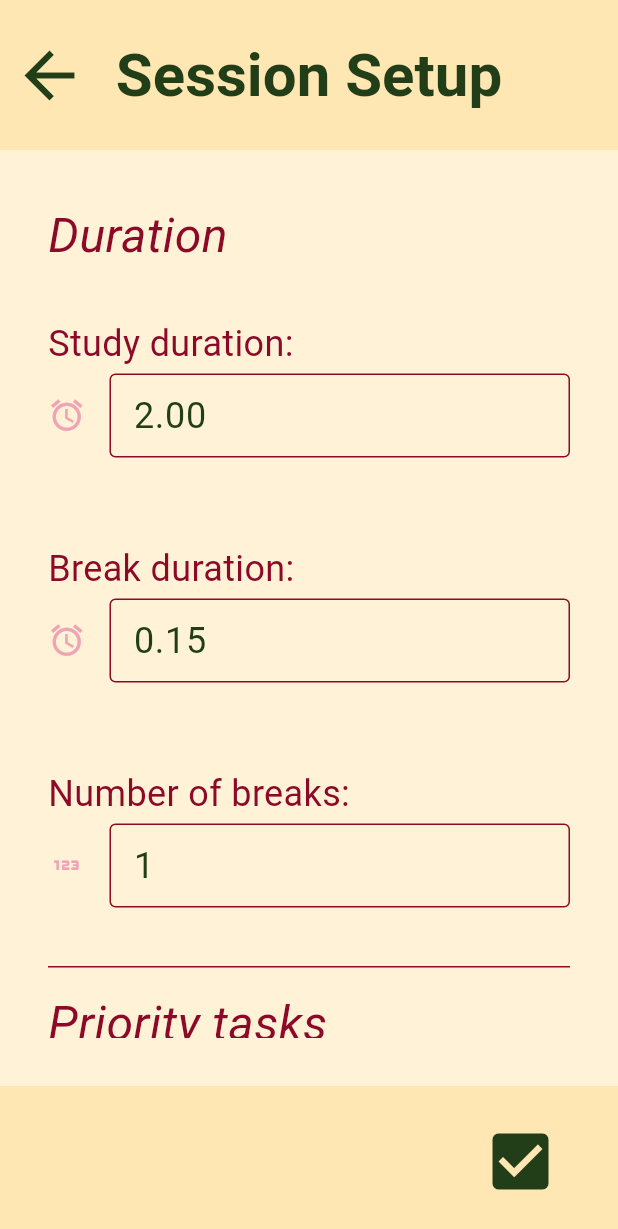
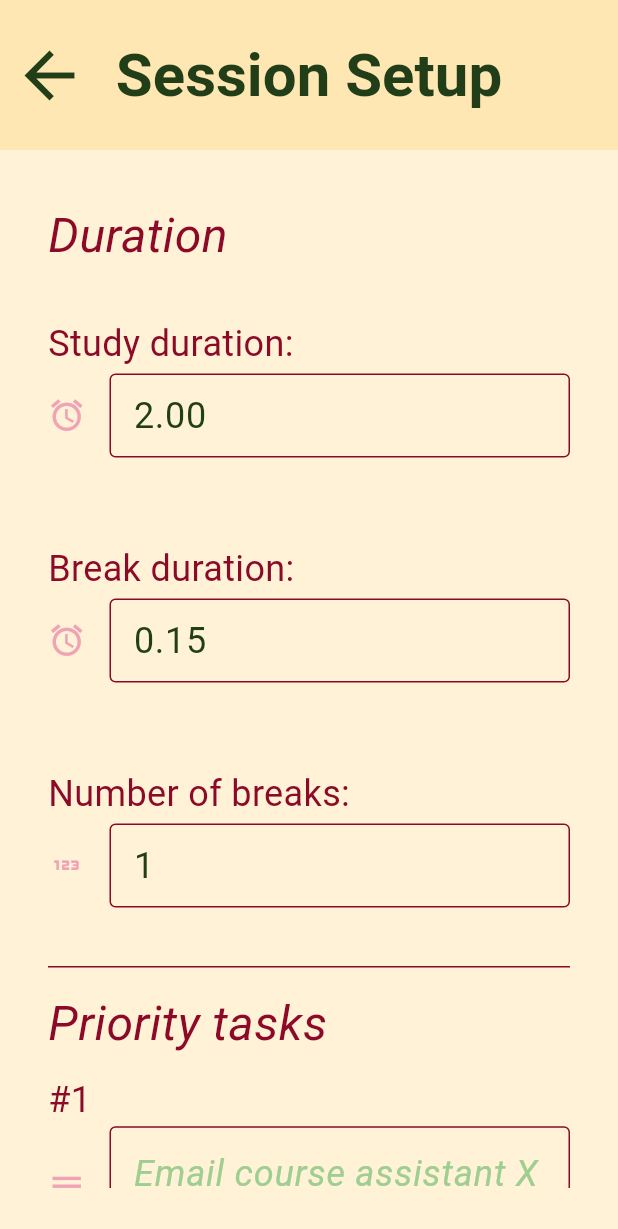
Before and after one commit to Etex99/procrastinot_prototype, a Flutter app: the screen it shows after launch, after a tap on "Start a study session!", on a phone screen of 412 x 824 dp. Shown: the top 1229 px of the screen. Run offline on Flutter 3.47's test engine with Material 3 defaults, Android fonts, the phone set to English and light mode, and no system bars; our stand-ins replace shared_preferences.

Commit message:
session setup form can be submitted

```diff
--- a/lib/components/input_fields.dart
+++ b/lib/components/input_fields.dart
@@ -1,19 +1,18 @@
 import 'package:flutter/material.dart';
 import 'package:procrastinot_prototype/resources/theme.dart';
-import 'package:procrastinot_prototype/storage/internal_storage.dart';
 
 class SelectTimeField extends StatelessWidget {
   final String labelText;
   final String hintText;
   final TextEditingController controller;
-  final String savePropertyName;
+  final Function(String s) valueChanged;
 
   const SelectTimeField(
       {super.key,
       required this.labelText,
       required this.hintText,
       required this.controller,
-      this.savePropertyName = ''});
+      required this.valueChanged});
 
   @override
   Widget build(BuildContext context) {
@@ -36,10 +35,7 @@ class SelectTimeField extends StatelessWidget {
                     controller.clear();
                     return 'Enter a valid time in \'hh.mm\' format.';
                   }
-                  if (savePropertyName != '') {
-                    InternalStorageHandler
-                        .tempSettingsFormValues[savePropertyName] = s;
-                  }
+                  valueChanged(s);
                   return null;
                 },
                 autovalidateMode: AutovalidateMode.onUnfocus,
@@ -75,13 +71,14 @@ class SelectNumberField extends StatelessWidget {
   final String labelText;
   final String hintText;
   final TextEditingController controller;
-  final String savePropertyName;
+  final Function(String s) valueChanged;
+
   const SelectNumberField(
       {super.key,
       required this.labelText,
       required this.hintText,
       required this.controller,
-      this.savePropertyName = ''});
+      required this.valueChanged});
 
   @override
   Widget build(BuildContext context) {
@@ -102,10 +99,7 @@ class SelectNumberField extends StatelessWidget {
                   controller.clear();
                   return 'Enter a number in the range 0-10.';
                 }
-                if (savePropertyName != '') {
-                  InternalStorageHandler
-                      .tempSettingsFormValues[savePropertyName] = s;
-                }
+                valueChanged(s);
                 return null;
               },
               autovalidateMode: AutovalidateMode.onUnfocus,
@@ -142,12 +136,14 @@ class EnterStringField extends StatelessWidget {
   final String labelText;
   final String hintText;
   final TextEditingController controller;
+  final Function(String s) valueChanged;
 
   const EnterStringField(
       {super.key,
       required this.labelText,
       required this.hintText,
-      required this.controller});
+      required this.controller,
+      required this.valueChanged});
 
   @override
   Widget build(BuildContext context) {
@@ -160,6 +156,12 @@ class EnterStringField extends StatelessWidget {
             flex: 3,
             child: TextFormField(
               controller: controller,
+              validator: (String? s) {
+                if (s == null) return "This field cannot be empty.";
+                valueChanged(s);
+                return null;
+              },
+              autovalidateMode: AutovalidateMode.onUnfocus,
               textAlignVertical: TextAlignVertical.bottom,
               maxLength: 80,
               maxLines: 2,
--- a/lib/components/setup_form.dart
+++ b/lib/components/setup_form.dart
@@ -1,11 +1,16 @@
 import 'package:flutter/material.dart';
 import 'package:procrastinot_prototype/components/input_fields.dart';
+import 'package:procrastinot_prototype/data/session.dart';
 import 'package:procrastinot_prototype/resources/theme.dart';
 import 'package:procrastinot_prototype/storage/internal_storage.dart';
 import 'package:procrastinot_prototype/util/format.dart';
 
 class SetupForm extends StatefulWidget {
-  const SetupForm({super.key});
+
+  final Session _formValues = Session();
+  final Function(Session s) formValuesChanged;
+
+  SetupForm({super.key, required this.formValuesChanged});
 
   @override
   State<SetupForm> createState() => _SetupFormState();
@@ -38,12 +43,21 @@ class _SetupFormState extends State<SetupForm> {
 
   void _initTextControllers() async {
     InternalStorageHandler i = InternalStorageHandler();
+    Duration studyDur = await i.getDefaultStudyDuration();
+    Duration breakDur = await i.getDefaultBreakDuration();
+    int numberB = await i.getDefaultNumberOfBreaks();
+
+    widget._formValues.targetDuration = studyDur;
+    widget._formValues.breakDuration = breakDur;
+    widget._formValues.allowedBreaks = numberB;
+    widget.formValuesChanged(widget._formValues);
+
     studyDurationC = TextEditingController(
-        text: MyFormatter.durationToString(await i.getDefaultStudyDuration()));
+        text: MyFormatter.durationToString(studyDur));
     breakDurationC = TextEditingController(
-        text: MyFormatter.durationToString(await i.getDefaultBreakDuration()));
+        text: MyFormatter.durationToString(breakDur));
     numberBreaksC = TextEditingController(
-        text: (await i.getDefaultNumberOfBreaks()).toString());
+        text: (numberB.toString()));
 
     setState(() {});
   }
@@ -64,16 +78,29 @@ class _SetupFormState extends State<SetupForm> {
           labelText: 'Study duration:',
           hintText: '3.00',
           controller: studyDurationC,
+          valueChanged: (String s) {
+            widget._formValues.targetDuration = MyFormatter.stringToDuration(s);
+            widget.formValuesChanged(widget._formValues);
+          },
         ),
         SelectTimeField(
           labelText: 'Break duration:',
           hintText: '0.15',
           controller: breakDurationC,
+          valueChanged: (String s) {
+            widget._formValues.breakDuration = MyFormatter.stringToDuration(s);
+            widget.formValuesChanged(widget._formValues);
+          },
         ),
         SelectNumberField(
             labelText: 'Number of breaks:',
             hintText: '1',
-            controller: numberBreaksC),
+            controller: numberBreaksC,
+            valueChanged: (String s) {
+              widget._formValues.allowedBreaks = int.parse(s);
+              widget.formValuesChanged(widget._formValues);
+            },
+        ),
         const Divider(color: MyTheme.PRIMARY_COLOR),
         const Align(
             alignment: Alignment.centerLeft,
@@ -82,15 +109,29 @@ class _SetupFormState extends State<SetupForm> {
           labelText: '#1',
           hintText: 'Email course assistant X for help on a difficult task.',
           controller: task1C,
+          valueChanged: (String s) {
+            widget._formValues.tasks![0] = s;
+            widget.formValuesChanged(widget._formValues);
+          },
         ),
         EnterStringField(
-            labelText: '#2',
-            hintText: 'Course Y: Complete weekly study task.',
-            controller: task2C),
+          labelText: '#2',
+          hintText: 'Course Y: Complete weekly study task.',
+          controller: task2C,
+          valueChanged: (String s) {
+            widget._formValues.tasks![1] = s;
+            widget.formValuesChanged(widget._formValues);
+          },
+        ),
         EnterStringField(
-            labelText: '#3',
-            hintText: 'Course Z: study and take notes of lecture 3.',
-            controller: task3C)
+          labelText: '#3',
+          hintText: 'Course Z: study and take notes of lecture 3.',
+          controller: task3C,
+          valueChanged: (String s) {
+            widget._formValues.tasks![2] = s;
+            widget.formValuesChanged(widget._formValues);
+          },
+        )
       ],
     );
   }
--- /dev/null
+++ b/lib/data/session.dart
@@ -0,0 +1,55 @@
+import 'dart:async';
+
+class SessionManager {
+  final Session session;
+
+  final Stopwatch _stopwatch = Stopwatch();
+  bool _onBreak = false;
+
+  SessionManager({required this.session}) {
+    _stopwatch.start();
+  }
+
+  void takeBreak(Function breakOverCallback) {
+    _onBreak = true;
+    session.elapsedTime += _stopwatch.elapsed;
+    session.breaksTaken ++;
+    _stopwatch.reset();
+    Timer(session.breakDuration, () {
+      _stopwatch.reset();
+      _onBreak = false;
+      breakOverCallback();
+    });
+  }
+
+  void endSession() {
+    _stopwatch.stop();
+    if (!_onBreak) session.elapsedTime += _stopwatch.elapsed;
+  }
+}
+
+class Session {
+
+  Duration targetDuration;
+  Duration breakDuration;
+  int allowedBreaks;
+  List<String>? tasks;
+
+  Duration elapsedTime = const Duration();
+  int breaksTaken = 0;
+
+  Session({this.targetDuration = Duration.zero, this.breakDuration = Duration.zero, this.allowedBreaks = 0, this.tasks}) {
+    tasks ??= ['', '', ''];
+  }
+
+  bool canTakeBreak() => breaksTaken < allowedBreaks;
+
+  // All but breaks are mandatory.
+  bool isValid() {
+    if (targetDuration == Duration.zero) return false;
+    if (tasks![0] == '') return false;
+    if (tasks![1] == '') return false;
+    if (tasks![2] == '') return false;
+    return true;
+  }
+}
--- a/lib/main.dart
+++ b/lib/main.dart
@@ -15,7 +15,8 @@ class MainApp extends StatelessWidget {
         routes: {
           '/home': (context) => const HomeView(),
           '/setup': (context) => const SessionSetupView(),
-          '/settings': (context) => const SettingsView()
+          '/settings': (context) => const SettingsView(),
+          '/session': (context) => const SessionView()
         }
     );
   }
--- a/lib/views/session_setup.dart
+++ b/lib/views/session_setup.dart
@@ -2,13 +2,40 @@ import 'package:flutter/material.dart';
 import 'package:procrastinot_prototype/components/app_bar.dart';
 import 'package:procrastinot_prototype/components/below_keyboard.dart';
 import 'package:procrastinot_prototype/components/setup_form.dart';
+import 'package:procrastinot_prototype/data/session.dart';
 import 'package:procrastinot_prototype/resources/theme.dart';
+import 'package:procrastinot_prototype/views/all.dart';
 
-class SessionSetupView extends StatelessWidget {
+class SessionSetupView extends StatefulWidget {
   const SessionSetupView({super.key});
 
   @override
+  State<SessionSetupView> createState() => _SessionSetupViewState();
+}
+
+class _SessionSetupViewState extends State<SessionSetupView> {
+  late SetupForm form;
+  Session _session = Session();
+  bool isFormValid = false;
+
+  @override
+  void initState() {
+    super.initState();
+    form = SetupForm(formValuesChanged: setSessionValues);
+  }
+
+  // Yes, this is lazy. First time Flutter and in a hurry.
+  void setSessionValues(Session updated) {
+    debugPrint('here');
+    _session = updated;
+    bool b = _session.isValid();
+    if (isFormValid != b) setState(() {isFormValid = b;});
+  }
+
+  @override
   Widget build(BuildContext context) {
+    // Return with confirm button if all required fields have value
+    if (isFormValid) {
       return SafeArea(
           child: Scaffold(
               appBar: MyAppBar('Session Setup'),
@@ -20,9 +47,8 @@ class SessionSetupView extends StatelessWidget {
                     flex: 1,
                     child: Container(
                         color: MyTheme.FOREGROUND_COLOR,
-                      child: const Padding(
-                          padding: EdgeInsets.all(32.0),
-                          child: SetupForm())),
+                        child: Padding(
+                            padding: const EdgeInsets.all(32.0), child: form)),
                   ),
                   BelowKeyboard(
                     child: Container(
@@ -34,8 +60,11 @@ class SessionSetupView extends StatelessWidget {
                           children: [
                             const Spacer(flex: 1),
                             IconButton(
-                              // TODO: on pressed
-                              onPressed: () {},
+                                onPressed: () {
+                                  Navigator.pushReplacementNamed(
+                                      context, '/session',
+                                      arguments: SessionViewArgs(_session));
+                                },
                                 icon: const Icon(
                                   Icons.check_box,
                                   color: MyTheme.ACCENT_COLOR,
@@ -47,5 +76,24 @@ class SessionSetupView extends StatelessWidget {
                   )
                 ],
               )));
+    } else {
+      // Return without confirm button if some required fields are empty
+      return SafeArea(
+          child: Scaffold(
+              appBar: MyAppBar('Session Setup'),
+              body: Column(
+                crossAxisAlignment: CrossAxisAlignment.stretch,
+                mainAxisSize: MainAxisSize.max,
+                children: [
+                  Expanded(
+                    flex: 1,
+                    child: Container(
+                        color: MyTheme.FOREGROUND_COLOR,
+                        child: Padding(
+                            padding: const EdgeInsets.all(32.0), child: form)),
+                  ),
+                ],
+              )));
     }
   }
+}
```
Also changed, not shown: lib/components/settings_form.dart (+4 -4 lines), lib/views/session.dart (+34 -0 lines). Lines whose indentation alone changed are shown as unchanged.
